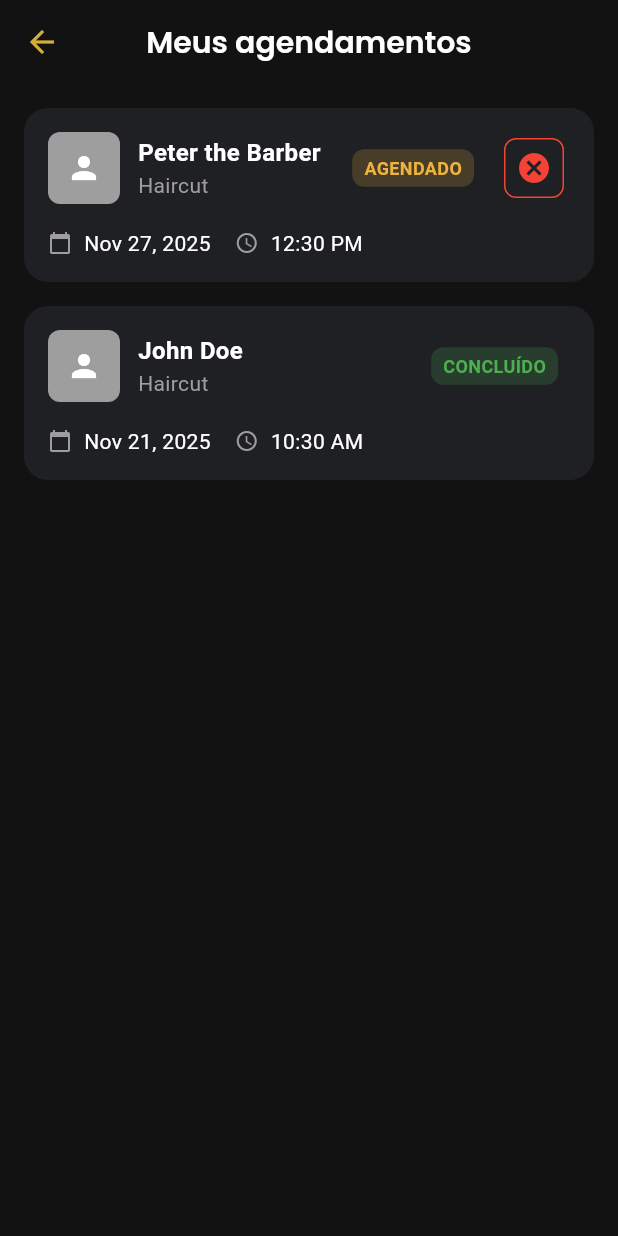
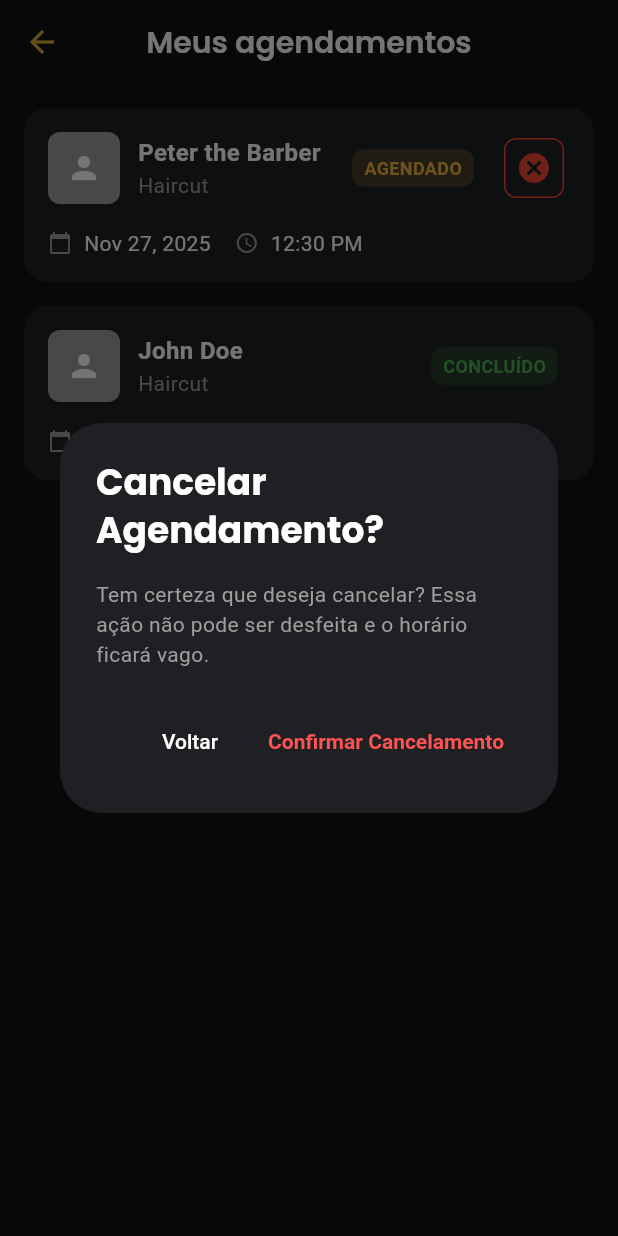
Before and after one commit to caiohebert/na-regua, a Flutter app: the BookingsScreen screen opened directly, after a tap on the "cancel" icon, on a phone screen of 412 x 824 dp. Run offline on Flutter 3.47's test engine with Material 3 defaults, Android fonts, the phone set to English and light mode, and no system bars; our stand-ins replace flutter_riverpod, google_fonts, image_picker, riverpod_annotation, supabase_flutter; accounts and stored records are empty; generated files the repository leaves out were written again; network calls fail.

Commit message:
feat(booking_card): add cancellation confirmation modal

```diff
--- a/lib/widgets/booking_card.dart
+++ b/lib/widgets/booking_card.dart
@@ -60,13 +60,75 @@ class CancelButton extends StatelessWidget {
 
   const CancelButton({super.key, required this.booking});
 
+  // Função para exibir o diálogo de confirmação
+  void _showCancelConfirmation(BuildContext context) {
+    showDialog(
+      context: context,
+      builder: (BuildContext dialogContext) {
+        return AlertDialog(
+          backgroundColor: const Color(0xFF1F2024), // Mantendo o tema dark
+          title: const Text(
+            "Cancelar Agendamento?",
+            style: TextStyle(color: Colors.white, fontWeight: FontWeight.bold),
+          ),
+          content: const Text(
+            "Tem certeza que deseja cancelar? Essa ação não pode ser desfeita e o horário ficará vago.",
+            style: TextStyle(color: Colors.grey),
+          ),
+          actions: [
+            // Botão NÃO (Voltar)
+            TextButton(
+              onPressed: () => Navigator.of(dialogContext).pop(),
+              child: const Text("Voltar", style: TextStyle(color: Colors.white)),
+            ),
+            // Botão SIM (Confirmar cancelamento)
+            TextButton(
+              onPressed: () async {
+                // 1. Fecha o diálogo primeiro
+                Navigator.of(dialogContext).pop();
+
+                // 2. Chama a atualização no banco de dados
+                await updateBooking(booking, 'canceled');
+
+                // 3. Exibe o aviso de sucesso (SnackBar)
+                if (context.mounted) {
+                  ScaffoldMessenger.of(context).showSnackBar(
+                    SnackBar(
+                      backgroundColor: Colors.redAccent,
+                      content: Row(
+                        children: const [
+                          Icon(Icons.check_circle, color: Colors.white),
+                          SizedBox(width: 8),
+                          Expanded(
+                            child: Text(
+                              "Agendamento cancelado. O barbeiro foi notificado.",
+                              style: TextStyle(color: Colors.white),
+                            ),
+                          ),
+                        ],
+                      ),
+                      duration: const Duration(seconds: 3),
+                    ),
+                  );
+                }
+              },
+              child: const Text(
+                "Confirmar Cancelamento",
+                style: TextStyle(color: Colors.redAccent, fontWeight: FontWeight.bold),
+              ),
+            ),
+          ],
+        );
+      },
+    );
+  }
+
   @override
   Widget build(BuildContext context) {
     return IconButton(
-      icon: Icon(Icons.cancel, color: Colors.red),
-      onPressed: () async {
-        await updateBooking(booking, 'canceled');
-      },
+      icon: const Icon(Icons.cancel, color: Colors.red),
+      // Agora chamamos a função que abre o diálogo
+      onPressed: () => _showCancelConfirmation(context),
       style: IconButton.styleFrom(
         side: const BorderSide(color: Colors.red),
         shape: RoundedRectangleBorder(
```
